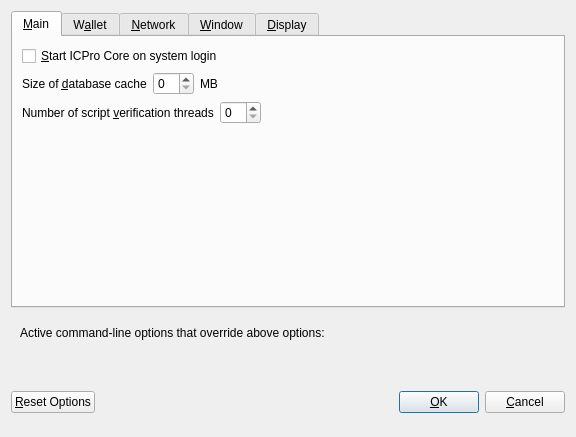
First picture: the form in src/qt/forms/optionsdialog.ui, repository investmentblockchain/IBP-Core, before the edit.
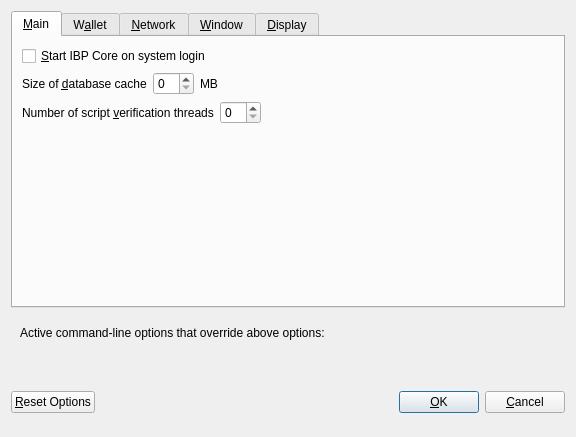
Second picture: the form after the edit. Custom widgets are drawn as their Qt base class.

What changed in the file:
```diff
--- a/src/qt/forms/optionsdialog.ui
+++ b/src/qt/forms/optionsdialog.ui
@@ -33,7 +33,7 @@
           <string>Automatically start ICPro Core after logging in to the system.</string>
          </property>
          <property name="text">
-          <string>&amp;Start ICPro Core on system login</string>
+          <string>&amp;Start IBP Core on system login</string>
          </property>
         </widget>
        </item>
```
Left out of the diff: 12 changed lines with no effect on the pictures.
